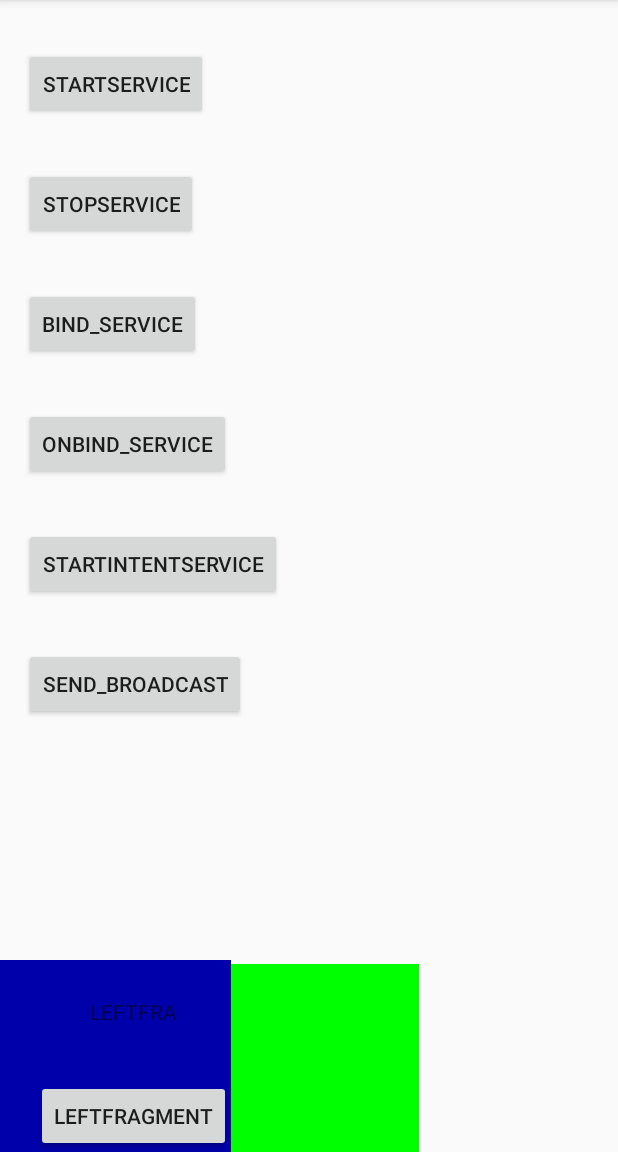
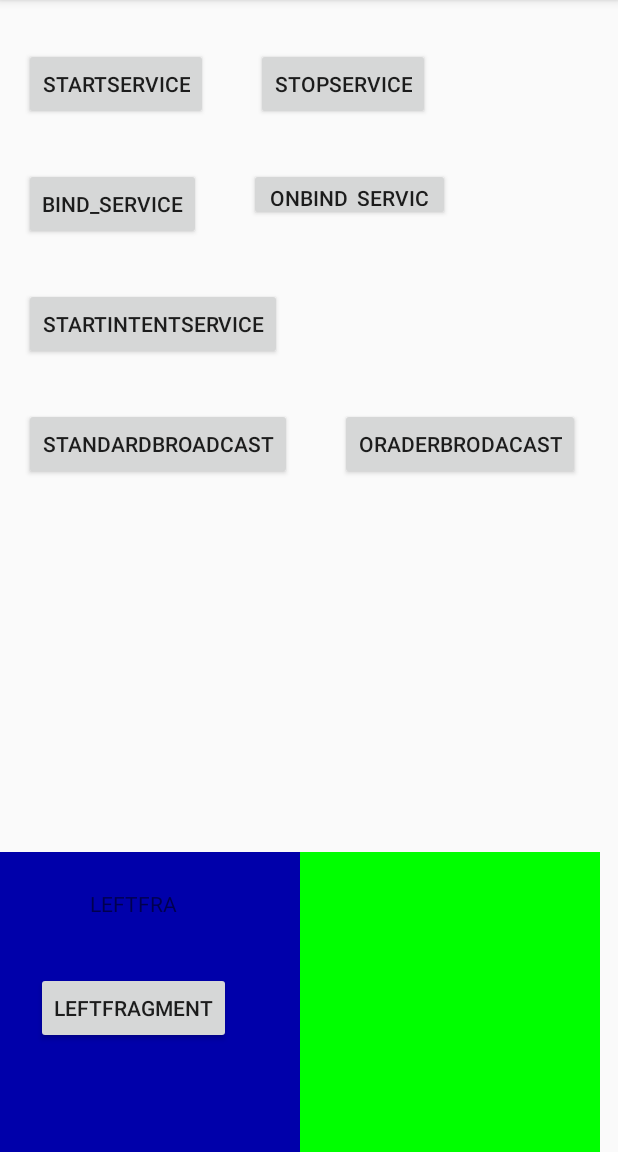
Before and after one commit to haoxiangkaixuea/Work-Two-Week, an Android app: the screen it shows after launch (MainActivity), on a phone screen of 412 x 824 dp, the part 84-1236 px from its top. Run offline under Robolectric (Android 15) with nearby library versions, the phone set to English and light mode, and no system bars.

Commit message:
完善之前代码

```diff
--- a/app/src/main/AndroidManifest.xml
+++ b/app/src/main/AndroidManifest.xml
@@ -27,7 +27,8 @@
         <receiver
             android:name=".MyBroaodcastReceiver"
             android:enabled="true"
-            android:exported="true">
+            android:exported="true"
+            android:priority="100">
             <intent-filter>
                 <action android:name="com.example.broadcasttest.MY_BROADCAST" />
             </intent-filter>
@@ -37,7 +38,7 @@
             android:name=".AnotherBroadcastReceiver"
             android:enabled="true"
             android:exported="true">
-            <intent-filter android:priority="100">
+            <intent-filter>
                 <!--  设置广播优先级-->
                 <action android:name="com.example.broadcasttest.MY_BROADCAST" />
             </intent-filter>
--- a/app/src/main/java/cn/edu/scujcc/worktwoweek/AnotherBroadcastReceiver.java
+++ b/app/src/main/java/cn/edu/scujcc/worktwoweek/AnotherBroadcastReceiver.java
@@ -8,6 +8,6 @@ import android.widget.Toast;
 public class AnotherBroadcastReceiver extends BroadcastReceiver {
     @Override
     public void onReceive(Context context, Intent intent) {
-        Toast.makeText(context, "received in AnotherBroadcastReceiver", Toast.LENGTH_SHORT).show();
+        Toast.makeText(context, "received in orderAnotherBroadcastReceiver", Toast.LENGTH_SHORT).show();
     }
 }
--- a/app/src/main/java/cn/edu/scujcc/worktwoweek/MainActivity.java
+++ b/app/src/main/java/cn/edu/scujcc/worktwoweek/MainActivity.java
@@ -29,7 +29,7 @@ public class MainActivity extends AppCompatActivity implements View.OnClickListe
     private Button mStart, mStop;
     private Button bindService, onBindService;
     private Button startIntentSerice;
-    private Button sendBroadcast;
+    private Button sendStandardBroadcast,sendOrderBroadcast;
     private MyService myService;
     private MyService.DownLoadBinder downLoadBinder;
     public static final String TAG = "Service";
@@ -64,7 +64,7 @@ public class MainActivity extends AppCompatActivity implements View.OnClickListe
     protected void onCreate(Bundle savedInstanceState) {
         super.onCreate(savedInstanceState);
         setContentView(R.layout.activity_main);
-        //Fragment
+        //给左侧碎片添加一个点击实例，点击左侧的按钮就会把右侧碎片替换为新的碎片
         mLeft = findViewById(R.id.left);
         mLeft.setOnClickListener(this);
         replaceFragment(new RightFragment());
@@ -101,19 +101,27 @@ public class MainActivity extends AppCompatActivity implements View.OnClickListe
         //实现了监听网路变化的功能
 
         //标准广播
-        sendBroadcast=findViewById(R.id.send_broadcast);
-        sendBroadcast.setOnClickListener(v->{
-            Intent intent=new Intent("com.example.broadcasttest.MY_BROADCAST");
-           // sendBroadcast(intent);
+        sendStandardBroadcast = findViewById(R.id.send_broadcast);
+        sendStandardBroadcast.setOnClickListener(v -> {
+            Intent intent = new Intent("com.example.broadcasttest.MY_BROADCAST");
+             sendBroadcast(intent);
 
-            //有序广播
-            sendOrderedBroadcast(intent,null);
+
         });
-
         //有序广播
+        sendOrderBroadcast=findViewById(R.id.send_orderbroadcast);
+        sendOrderBroadcast.setOnClickListener(v -> {
+            Intent intent = new Intent("com.example.broadcasttest.MY_BROADCAST");
+            sendOrderedBroadcast(intent, null);
+        });
 
     }
 
+    //bindService
+    //创建ServiceConnection匿名类（匿名内部类只能使用一次，它通常用来简化代码编写，
+    // 但使用匿名内部类还有个前提条件：必须继承一个父类或实现一个接口）
+    //重写onServiceDisconnected（解绑服务时调用），onServiceConnected（绑定服务时调用）方法，、
+    //向下转型的得到DownLoadBinder实例，然后调用DownLoadBinder中的两个方法，
     private ServiceConnection connection = new ServiceConnection() {
 
         @Override
@@ -135,11 +143,12 @@ public class MainActivity extends AppCompatActivity implements View.OnClickListe
     protected void onDestroy() {
         Log.d("TAG", "onDestroy");
         super.onDestroy();
+
         //动态注册的广播接收器在最后一定要在onDestroy中取消注册,调用unbindService方法取消注册
         unregisterReceiver(networkChangeRecevier);
+        //解绑服务
         //unbindService(connection);
     }
-
 
     @Override
     public void onClick(View view) {
@@ -179,7 +188,7 @@ public class MainActivity extends AppCompatActivity implements View.OnClickListe
         }
     }
 
-
+//动态添加碎片
     private void replaceFragment(Fragment Fragment) {
         //获取碎片可以直接通过getSupportFragmentManager调用
         FragmentManager fragmentManager = getSupportFragmentManager();
@@ -190,7 +199,7 @@ public class MainActivity extends AppCompatActivity implements View.OnClickListe
         //通过replace来获取待替换的碎片id和实例
         fragmentTransaction.replace(R.id.right_layout, Fragment);
         //按下back不会直接退出程序，而是建回到上一个碎片
-        fragmentManager.addOnBackStackChangedListener(null);
+        fragmentTransaction.addToBackStack(null);
         //使用commit进行提交事务
         fragmentTransaction.commit();
 
@@ -218,7 +227,9 @@ public class MainActivity extends AppCompatActivity implements View.OnClickListe
                         Toast.makeText(context, "-----------没有网路", Toast.LENGTH_SHORT).show();
                         Log.e("------------没有网络", "没有网络");
                     }
-                } } }
+                }
+            }
+        }
     }
 
 }
--- a/app/src/main/java/cn/edu/scujcc/worktwoweek/MyBroaodcastReceiver.java
+++ b/app/src/main/java/cn/edu/scujcc/worktwoweek/MyBroaodcastReceiver.java
@@ -8,8 +8,8 @@ import android.widget.Toast;
 public class MyBroaodcastReceiver extends BroadcastReceiver {
     @Override
     public void onReceive(Context context, Intent intent) {
-        Toast.makeText(context, "received in MyBroaodcastReceiver", Toast.LENGTH_SHORT).show();
+        Toast.makeText(context, "received in standreMyBroaodcastReceiver", Toast.LENGTH_SHORT).show();
         //在onReceive中调用abortBroadcast方法表示截断这条广播，后面的广播接收器无法收到这条广播。
-        abortBroadcast();
+       //abortBroadcast();
     }
 }
--- a/app/src/main/java/cn/edu/scujcc/worktwoweek/MyService.java
+++ b/app/src/main/java/cn/edu/scujcc/worktwoweek/MyService.java
@@ -65,7 +65,7 @@ public class MyService extends Service {
         Log.d("TAG", "onDestroy");
     }
 
-    //在DownLoadBinder里提供一个下载方法
+    //服务与活动之间的通信，在DownLoadBinder里提供一个下载方法
     public class DownLoadBinder extends Binder {
         //开始下载
         public void startDownload() {
--- a/app/src/main/res/layout/activity_main.xml
+++ b/app/src/main/res/layout/activity_main.xml
@@ -29,6 +29,22 @@
 <!--        app:layout_constraintHorizontal_bias="0.0"-->
 <!--        app:layout_constraintStart_toStartOf="parent"/>-->
 
+    <fragment
+        android:id="@+id/left_fragment"
+        android:name="cn.edu.scujcc.worktwoweek.LeftFragment"
+        android:layout_width="200dp"
+        android:layout_height="200dp"
+        app:layout_constraintBottom_toBottomOf="parent"
+        app:layout_constraintStart_toStartOf="parent" />
+
+    <FrameLayout
+        android:id="@+id/right_layout"
+        android:layout_width="200dp"
+        android:layout_height="200dp"
+        android:layout_weight="1"
+        app:layout_constraintBottom_toBottomOf="parent"
+        app:layout_constraintStart_toEndOf="@+id/left_fragment"></FrameLayout>
+
     <Button
         android:id="@+id/startservice"
         android:layout_width="wrap_content"
@@ -39,30 +55,14 @@
         app:layout_constraintStart_toStartOf="parent"
         app:layout_constraintTop_toTopOf="parent" />
 
-    <fragment
-        android:id="@+id/left_fragment"
-        android:name="cn.edu.scujcc.worktwoweek.LeftFragment"
-        android:layout_width="wrap_content"
-        android:layout_height="wrap_content"
-        app:layout_constraintBottom_toBottomOf="parent"
-        app:layout_constraintStart_toStartOf="parent" />
-
-    <FrameLayout
-        android:id="@+id/right_layout"
-        android:layout_width="125dp"
-        android:layout_height="125dp"
-        android:layout_weight="1"
-        app:layout_constraintBottom_toBottomOf="parent"
-        app:layout_constraintStart_toEndOf="@+id/left_fragment"></FrameLayout>
-
     <Button
         android:id="@+id/stopservice"
         android:layout_width="wrap_content"
         android:layout_height="wrap_content"
-        android:layout_marginTop="32dp"
+        android:layout_marginStart="32dp"
         android:text="STOPSERVICE"
-        app:layout_constraintStart_toStartOf="@+id/startservice"
-        app:layout_constraintTop_toBottomOf="@+id/startservice" />
+        app:layout_constraintStart_toEndOf="@+id/startservice"
+        app:layout_constraintTop_toTopOf="@+id/startservice" />
 
     <Button
         android:id="@+id/bind_service"
@@ -70,17 +70,17 @@
         android:layout_height="wrap_content"
         android:layout_marginTop="32dp"
         android:text="Bind_Service"
-        app:layout_constraintStart_toStartOf="@+id/stopservice"
-        app:layout_constraintTop_toBottomOf="@+id/stopservice" />
+        app:layout_constraintStart_toStartOf="@+id/startservice"
+        app:layout_constraintTop_toBottomOf="@+id/startservice" />
 
     <Button
         android:id="@+id/onbind_service"
-        android:layout_width="wrap_content"
-        android:layout_height="wrap_content"
-        android:layout_marginTop="32dp"
+        android:layout_width="134dp"
+        android:layout_height="35dp"
+        android:layout_marginStart="32dp"
         android:text="Onbind_Service"
-        app:layout_constraintStart_toStartOf="@+id/bind_service"
-        app:layout_constraintTop_toBottomOf="@+id/bind_service" />
+        app:layout_constraintStart_toEndOf="@+id/bind_service"
+        app:layout_constraintTop_toTopOf="@+id/bind_service" />
 
     <Button
         android:id="@+id/start_intent_service"
@@ -88,16 +88,25 @@
         android:layout_height="wrap_content"
         android:layout_marginTop="32dp"
         android:text="StartIntentService"
-        app:layout_constraintStart_toStartOf="@+id/onbind_service"
-        app:layout_constraintTop_toBottomOf="@+id/onbind_service" />
+        app:layout_constraintStart_toStartOf="@+id/bind_service"
+        app:layout_constraintTop_toBottomOf="@+id/bind_service" />
 
     <Button
         android:id="@+id/send_broadcast"
         android:layout_width="wrap_content"
         android:layout_height="wrap_content"
         android:layout_marginTop="32dp"
-        android:text="Send_Broadcast"
+        android:text="StandardBroadcast"
         app:layout_constraintStart_toStartOf="@+id/start_intent_service"
         app:layout_constraintTop_toBottomOf="@+id/start_intent_service" />
 
+    <Button
+        android:id="@+id/send_orderbroadcast"
+        android:layout_width="wrap_content"
+        android:layout_height="wrap_content"
+        android:layout_marginStart="32dp"
+        android:text="OraderBrodacast"
+        app:layout_constraintStart_toEndOf="@+id/send_broadcast"
+        app:layout_constraintTop_toTopOf="@+id/send_broadcast" />
+
 </androidx.constraintlayout.widget.ConstraintLayout>
```
